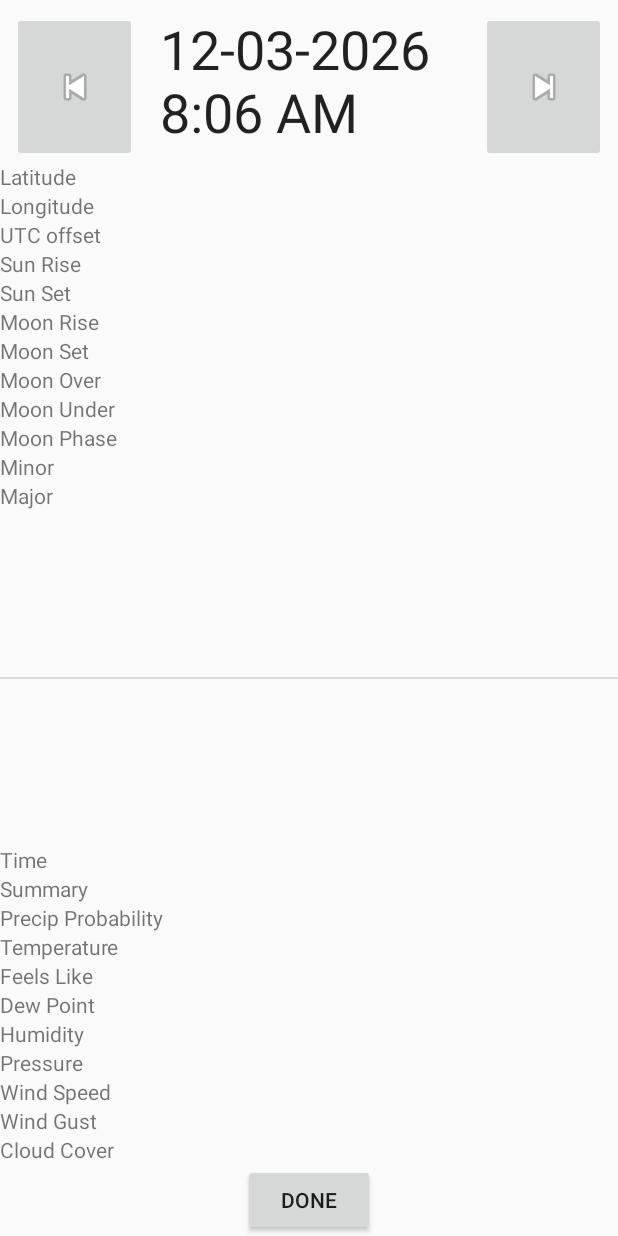
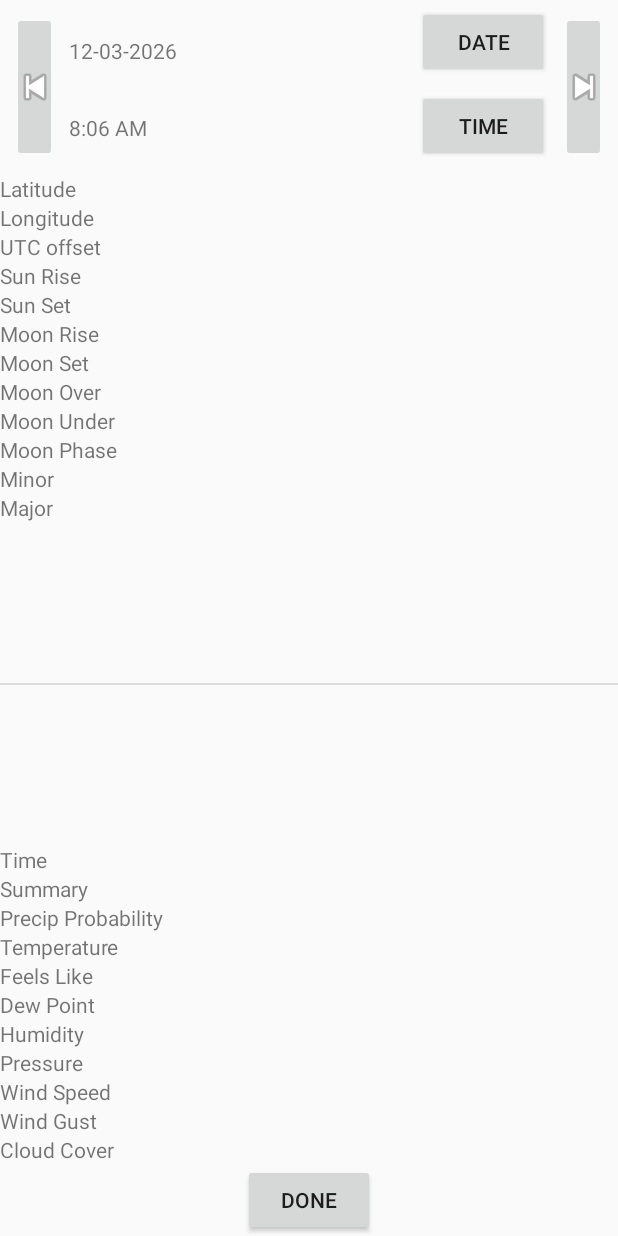
Before and after one commit to dwbuss/Clicker, an Android app: the ForecastActivity screen opened directly, with no data from a screen before it, on a phone screen of 412 x 824 dp. Run offline under Robolectric (Android 15) with nearby library versions, the phone set to English and light mode, and no system bars; our stand-ins replace Volley; libraries missing offline, so code that uses them is left out: org.shredzone.commons; 3 statements that could not run were skipped.

Commit message:
allow pick of date time

```diff
--- a/app/src/main/java/com/example/clicker/ForecastActivity.java
+++ b/app/src/main/java/com/example/clicker/ForecastActivity.java
@@ -1,11 +1,16 @@
 package com.example.clicker;
 
+import android.app.DatePickerDialog;
+import android.app.TimePickerDialog;
 import android.location.Location;
 import android.os.Bundle;
 import android.view.View;
 import android.widget.Button;
+import android.widget.DatePicker;
+import android.widget.EditText;
 import android.widget.ImageView;
 import android.widget.TextView;
+import android.widget.TimePicker;
 
 import androidx.appcompat.app.AppCompatActivity;
 
@@ -13,15 +18,16 @@ import java.text.SimpleDateFormat;
 import java.util.Calendar;
 import java.util.GregorianCalendar;
 
-public class ForecastActivity extends AppCompatActivity {
-    private Button homeBtn;
+public class ForecastActivity extends AppCompatActivity implements View.OnClickListener {
     private Calendar cal;
+    private Button btnDatePicker;
+    private Button btnTimePicker;
 
     @Override
     protected void onCreate(Bundle savedInstanceState) {
         super.onCreate(savedInstanceState);
         setContentView(R.layout.activity_forecast);
-        homeBtn = (Button) findViewById(R.id.home);
+        Button homeBtn = (Button) findViewById(R.id.home);
         homeBtn.setOnClickListener(new View.OnClickListener() {
             @Override
             public void onClick(View view) {
@@ -29,12 +35,20 @@ public class ForecastActivity extends AppCompatActivity {
             }
         });
         cal = GregorianCalendar.getInstance();
+
+        btnDatePicker = (Button) findViewById(R.id.btn_date);
+        btnTimePicker = (Button) findViewById(R.id.btn_time);
+
+        btnDatePicker.setOnClickListener(this);
+        btnTimePicker.setOnClickListener(this);
         setDate();
     }
 
     private void setDate() {
-        SimpleDateFormat simpleDateFormat = new SimpleDateFormat("MM-dd-yyyy h:mm a");
-        ((TextView) findViewById(R.id.dateView)).setText(simpleDateFormat.format(cal.getTime()));
+        SimpleDateFormat simpleDateFormat = new SimpleDateFormat("MM-dd-yyyy");
+        ((TextView) findViewById(R.id.in_date)).setText(simpleDateFormat.format(cal.getTime()));
+        SimpleDateFormat simpleTimeFormat = new SimpleDateFormat("h:mm a");
+        ((TextView) findViewById(R.id.in_time)).setText(simpleTimeFormat.format(cal.getTime()));
         showSolunar();
         showWeather();
     }
@@ -91,4 +105,38 @@ public class ForecastActivity extends AppCompatActivity {
         cal.add(Calendar.DATE, -1);
         setDate();
     }
+
+    @Override
+    public void onClick(View v) {
+        if (v == btnDatePicker) {
+            DatePickerDialog datePickerDialog = new DatePickerDialog(this,
+                    new DatePickerDialog.OnDateSetListener() {
+
+                        @Override
+                        public void onDateSet(DatePicker view, int year,
+                                              int monthOfYear, int dayOfMonth) {
+
+                            cal.set(year, monthOfYear, dayOfMonth);
+                            setDate();
+                        }
+                    }, cal.get(Calendar.YEAR), cal.get(Calendar.MONTH), cal.get(Calendar.DAY_OF_MONTH));
+            datePickerDialog.show();
+        }
+        if (v == btnTimePicker) {
+            // Launch Time Picker Dialog
+            TimePickerDialog timePickerDialog = new TimePickerDialog(this,
+                    new TimePickerDialog.OnTimeSetListener() {
+
+                        @Override
+                        public void onTimeSet(TimePicker view, int hourOfDay,
+                                              int minute) {
+
+                            cal.set(Calendar.HOUR_OF_DAY, hourOfDay);
+                            cal.set(Calendar.MINUTE, minute);
+                            setDate();
+                        }
+                    }, cal.get(Calendar.HOUR_OF_DAY), cal.get(Calendar.MINUTE), true);
+            timePickerDialog.show();
+        }
+    }
 }
--- a/app/src/main/res/layout/activity_forecast.xml
+++ b/app/src/main/res/layout/activity_forecast.xml
@@ -17,7 +17,7 @@
 
     <ImageButton
         android:id="@+id/prevBtn"
-        android:layout_width="83dp"
+        android:layout_width="30dp"
         android:layout_height="100dp"
         android:layout_marginStart="8dp"
         android:layout_marginLeft="8dp"
@@ -27,26 +27,71 @@
         app:layout_constraintTop_toTopOf="parent"
         app:srcCompat="@android:drawable/ic_media_previous" />
 
+
     <TextView
-        android:id="@+id/dateView"
-        android:layout_width="199dp"
-        android:layout_height="100dp"
+        android:id="@+id/in_date"
+        android:layout_width="0dp"
+        android:layout_height="wrap_content"
+        android:layout_alignParentStart="true"
+        android:layout_alignParentLeft="true"
+        android:layout_alignParentTop="true"
         android:layout_marginStart="8dp"
         android:layout_marginLeft="8dp"
+        android:layout_marginTop="24dp"
+        android:layout_marginEnd="8dp"
+        android:layout_marginRight="8dp"
+        app:layout_constraintEnd_toStartOf="@+id/btn_date"
+        app:layout_constraintStart_toEndOf="@+id/prevBtn"
+        app:layout_constraintTop_toTopOf="parent" />
+
+    <Button
+        android:id="@+id/btn_date"
+        android:layout_width="wrap_content"
+        android:layout_height="wrap_content"
+        android:layout_alignBottom="@+id/in_date"
+        android:layout_marginTop="4dp"
+        android:layout_marginEnd="8dp"
+        android:layout_marginRight="8dp"
+        android:layout_toEndOf="@+id/in_date"
+        android:layout_toRightOf="@+id/in_date"
+        android:text="Date"
+        app:layout_constraintEnd_toStartOf="@+id/nextBtn"
+        app:layout_constraintTop_toTopOf="parent" />
+
+    <TextView
+        android:id="@+id/in_time"
+        android:layout_width="0dp"
+        android:layout_height="wrap_content"
+        android:layout_below="@+id/in_date"
+        android:layout_alignParentStart="true"
+        android:layout_alignParentLeft="true"
+        android:layout_marginStart="8dp"
+        android:layout_marginLeft="8dp"
+        android:layout_marginTop="32dp"
+        android:layout_marginEnd="8dp"
+        android:layout_marginRight="8dp"
+        app:layout_constraintEnd_toStartOf="@+id/btn_time"
+        app:layout_constraintHorizontal_bias="0.0"
+        app:layout_constraintStart_toEndOf="@+id/prevBtn"
+        app:layout_constraintTop_toBottomOf="@+id/in_date" />
+
+    <Button
+        android:id="@+id/btn_time"
+        android:layout_width="wrap_content"
+        android:layout_height="wrap_content"
+        android:layout_below="@+id/btn_date"
+        android:layout_alignStart="@+id/btn_date"
+        android:layout_alignLeft="@+id/btn_date"
         android:layout_marginTop="8dp"
         android:layout_marginEnd="8dp"
         android:layout_marginRight="8dp"
-        android:orientation="horizontal"
-        android:text="TextView"
-        android:textAppearance="@style/TextAppearance.AppCompat.Large"
-        android:textSize="36sp"
+        android:text="Time"
         app:layout_constraintEnd_toStartOf="@+id/nextBtn"
-        app:layout_constraintStart_toEndOf="@+id/prevBtn"
-        app:layout_constraintTop_toTopOf="parent" />
+        app:layout_constraintTop_toBottomOf="@+id/btn_date" />
 
     <ImageButton
         android:id="@+id/nextBtn"
-        android:layout_width="83dp"
+        android:layout_width="30dp"
         android:layout_height="100dp"
         android:layout_marginTop="8dp"
         android:layout_marginEnd="8dp"
@@ -60,9 +105,10 @@
         android:id="@+id/tableLayout"
         android:layout_width="0dp"
         android:layout_height="wrap_content"
+        android:layout_marginTop="8dp"
         app:layout_constraintEnd_toEndOf="parent"
         app:layout_constraintStart_toStartOf="parent"
-        app:layout_constraintTop_toBottomOf="@+id/dateView">
+        app:layout_constraintTop_toBottomOf="@+id/prevBtn">
 
         <TableRow
             android:layout_width="match_parent"
```
